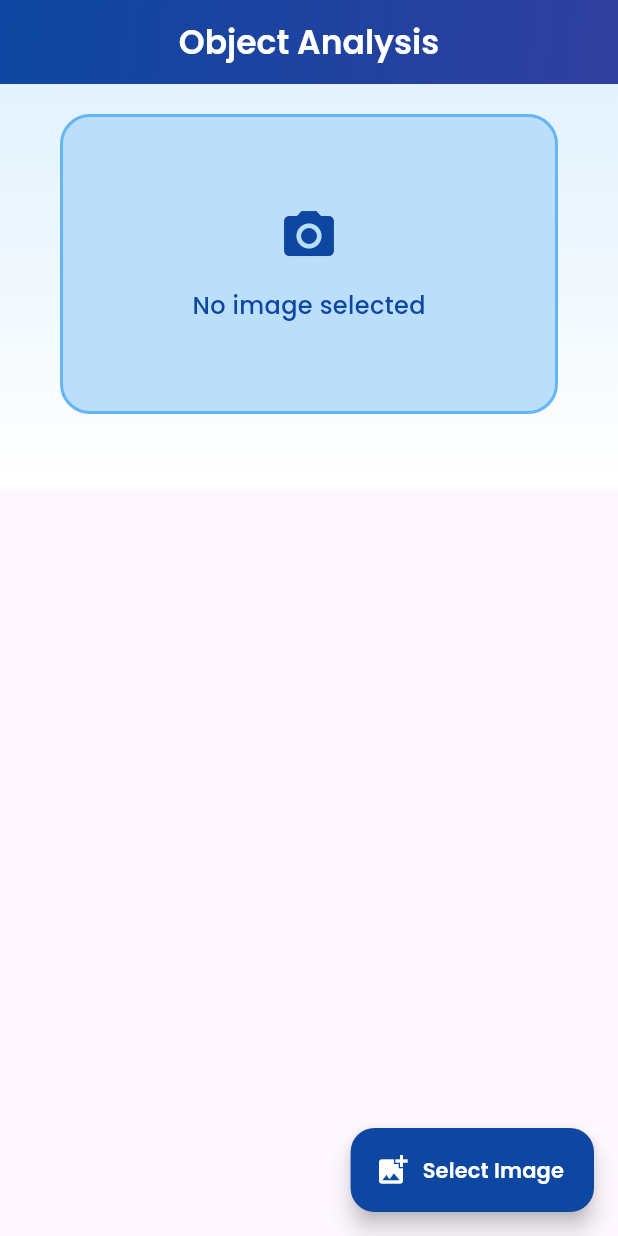
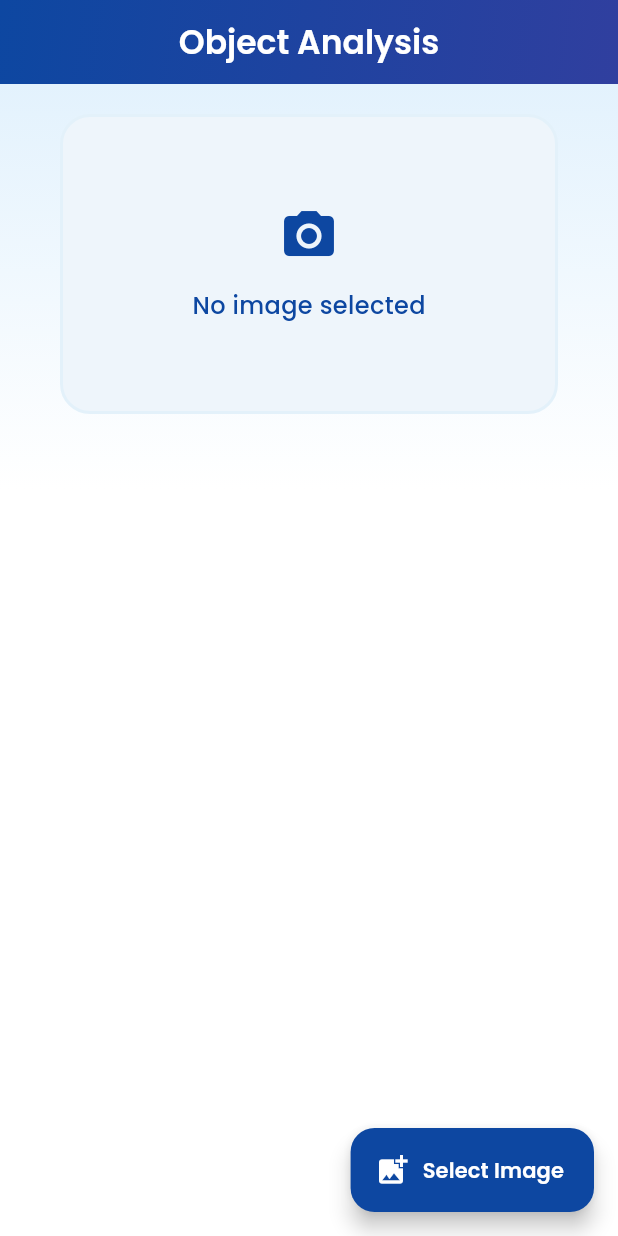
Before and after one commit to bakar301/objectiq, a Flutter app: the AnalyzePage screen opened directly, on a phone screen of 412 x 824 dp. Run offline on Flutter 3.47's test engine with Material 3 defaults, Android fonts, the light colour scheme and no system bars; our stand-ins replace camera, google_fonts, image_picker, pdf, permission_handler, sqflite and 1 more; missing offline and left inert: universal_html; accounts and stored records are empty.

Commit message:
i change some ui design or color

```diff
--- a/lib/screen/analyze_page.dart
+++ b/lib/screen/analyze_page.dart
@@ -109,7 +109,7 @@ class _AnalyzePageState extends State<AnalyzePage> {
     final XFile? image = await _picker.pickImage(
       source: source,
       preferredCameraDevice: CameraDevice.rear,
-      imageQuality: 60,
+      imageQuality: 50,
     );
     if (image != null) {
       setState(() {
@@ -353,16 +353,6 @@ class _AnalyzePageState extends State<AnalyzePage> {
                     ),
                     pw.SizedBox(height: 15),
                     pw.Text(
-                      'Summary:',
-                      style: pw.TextStyle(
-                          fontSize: 16, fontWeight: pw.FontWeight.bold),
-                    ),
-                    pw.Text(
-                      '\t\t\t\t\t\t\t${_analysisResult?['summary'] ?? "no summary found"}',
-                      style: pw.TextStyle(fontSize: 16),
-                    ),
-                    pw.SizedBox(height: 15),
-                    pw.Text(
                       'Error:',
                       style: pw.TextStyle(
                           fontSize: 16, fontWeight: pw.FontWeight.bold),
@@ -515,11 +505,16 @@ class _AnalyzePageState extends State<AnalyzePage> {
     final textColor = isDark ? Colors.white : Colors.blue.shade900;
 
     return Scaffold(
+      backgroundColor: isDark ? Colors.black : Colors.white,
       appBar: AppBar(
         automaticallyImplyLeading: false,
-        title: Text('Object Analysis',
+        title: Text(
+          'Object Analysis',
           style: GoogleFonts.poppins(
-                fontWeight: FontWeight.w600, color: Colors.white)),
+            fontWeight: FontWeight.w600,
+            color: Colors.white,
+          ),
+        ),
         centerTitle: true,
         flexibleSpace: Container(
           decoration: BoxDecoration(
@@ -543,69 +538,47 @@ class _AnalyzePageState extends State<AnalyzePage> {
           padding: const EdgeInsets.all(20),
           child: Column(
             children: [
-              _buildImageSection(isDark, textColor),
-              const SizedBox(height: 30),
-            ],
-          ),
-        ),
-      ),
-      floatingActionButton: FloatingActionButton.extended(
-        onPressed: _selectedImage != null ? _startAnalysis : _showUploadOptions,
-        icon: Icon(
-          _selectedImage != null ? Icons.analytics : Icons.add_photo_alternate,
-          color: Colors.white,
-        ),
-        label: Text(
-          _selectedImage != null
-              ? (_isAnalyzing ? 'Analyzing...' : 'Start Analysis')
-              : 'Select Image',
-          style: GoogleFonts.poppins(
-            fontWeight: FontWeight.w600,
-            color: Colors.white,
-          ),
-        ),
-        backgroundColor:
-            _selectedImage != null ? Colors.indigo : Colors.blue.shade900,
-      ),
-    );
-  }
-
-  Widget _buildImageSection(bool isDark, Color textColor) {
-    return AnimatedSwitcher(
+              AnimatedSwitcher(
                 duration: const Duration(milliseconds: 300),
                 child: _selectedImage != null
                     ? Container(
                         key: ValueKey(_selectedImage),
                         padding: const EdgeInsets.all(15),
-              decoration: BoxDecoration(
-                color: isDark ? Colors.grey[800] : Colors.white,
-                borderRadius: BorderRadius.circular(20),
-                boxShadow: [
-                  BoxShadow(
-                    color: isDark
-                        ? Colors.black45
-                        : const Color.fromARGB(255, 183, 221, 252),
-                    blurRadius: 15,
-                    spreadRadius: 2,
-                  ),
-                ],
-              ),
+                        // decoration: BoxDecoration(
+                        //   color: isDark ? Colors.grey[800] : Colors.white,
+                        //   borderRadius: BorderRadius.circular(20),
+                        //   boxShadow: [
+                        //     BoxShadow(
+                        //       color: isDark
+                        //           ? Colors.black45
+                        //           : const Color.fromARGB(255, 183, 221, 252),
+                        //       blurRadius: 15,
+                        //       spreadRadius: 2,
+                        //     ),
+                        //   ],
+                        // ),
                         child: Column(
                           children: [
                             Row(
                               mainAxisAlignment: MainAxisAlignment.spaceBetween,
                               children: [
-                      Text('Selected Image',
+                                Text(
+                                  'Selected Image',
                                   style: GoogleFonts.poppins(
                                     fontSize: 16,
                                     fontWeight: FontWeight.w600,
-                              color: textColor)),
+                                    color: textColor,
+                                  ),
+                                ),
                                 IconButton(
-                        icon: Icon(Icons.close,
+                                  icon: Icon(
+                                    Icons.close,
                                     color: isDark
                                         ? Colors.redAccent
-                                : Colors.red.shade700),
-                        onPressed: () => setState(() => _selectedImage = null),
+                                        : Colors.red.shade700,
+                                  ),
+                                  onPressed: () =>
+                                      setState(() => _selectedImage = null),
                                 ),
                               ],
                             ),
@@ -636,10 +609,12 @@ class _AnalyzePageState extends State<AnalyzePage> {
                         decoration: BoxDecoration(
                           color: isDark
                               ? const Color.fromARGB(255, 19, 19, 19)
-                    : Colors.blue.shade100,
+                              : const Color.fromARGB(255, 238, 245, 251),
                           borderRadius: BorderRadius.circular(20),
                           border: Border.all(
-                  color: isDark ? Colors.grey[600]! : Colors.blue.shade300,
+                            color: isDark
+                                ? Colors.grey[600]!
+                                : const Color.fromARGB(255, 227, 241, 250),
                             width: 2,
                           ),
                         ),
@@ -647,16 +622,44 @@ class _AnalyzePageState extends State<AnalyzePage> {
                           child: Column(
                             mainAxisSize: MainAxisSize.min,
                             children: [
-                    Icon(Icons.photo_camera, size: 40, color: textColor),
+                              Icon(Icons.photo_camera,
+                                  size: 40, color: textColor),
                               const SizedBox(height: 15),
-                    Text('No image selected',
+                              Text(
+                                'No image selected',
                                 style: GoogleFonts.poppins(
                                   color: textColor,
                                   fontSize: 16,
-                            fontWeight: FontWeight.w500)),
+                                  fontWeight: FontWeight.w500,
+                                ),
+                              ),
                             ],
                           ),
                         ),
+                      ),
+              ),
+              const SizedBox(height: 30),
+            ],
+          ),
+        ),
+      ),
+      floatingActionButton: FloatingActionButton.extended(
+        onPressed: _selectedImage != null ? _startAnalysis : _showUploadOptions,
+        icon: Icon(
+          _selectedImage != null ? Icons.analytics : Icons.add_photo_alternate,
+          color: Colors.white,
+        ),
+        label: Text(
+          _selectedImage != null
+              ? (_isAnalyzing ? 'Analyzing...' : 'Start Analysis')
+              : 'Select Image',
+          style: GoogleFonts.poppins(
+            fontWeight: FontWeight.w600,
+            color: Colors.white,
+          ),
+        ),
+        backgroundColor:
+            _selectedImage != null ? Colors.indigo : Colors.blue.shade900,
       ),
     );
   }
@@ -751,18 +754,6 @@ class AnalysisResultDialog extends StatelessWidget {
                           color: textColor)),
                   Text(
                       '\t\t\t\t\t\t\t\t\t${results['context'] ?? "No context"}',
-                      style: GoogleFonts.poppins(
-                          fontSize: 16,
-                          fontWeight: FontWeight.w500,
-                          color: textColor)),
-                  const SizedBox(height: 10),
-                  Text('Summary:',
-                      style: GoogleFonts.poppins(
-                          fontSize: 16,
-                          fontWeight: FontWeight.bold,
-                          color: textColor)),
-                  Text(
-                      '\t\t\t\t\t\t\t\t\t${results['summary'] ?? "No summary"}',
                       style: GoogleFonts.poppins(
                           fontSize: 16,
                           fontWeight: FontWeight.w500,
```
Also changed, not shown: lib/screen/history_page.dart (+7 -2 lines), lib/screen/setting_page.dart (+21 -1 lines). Lines whose indentation alone changed are shown as unchanged.
